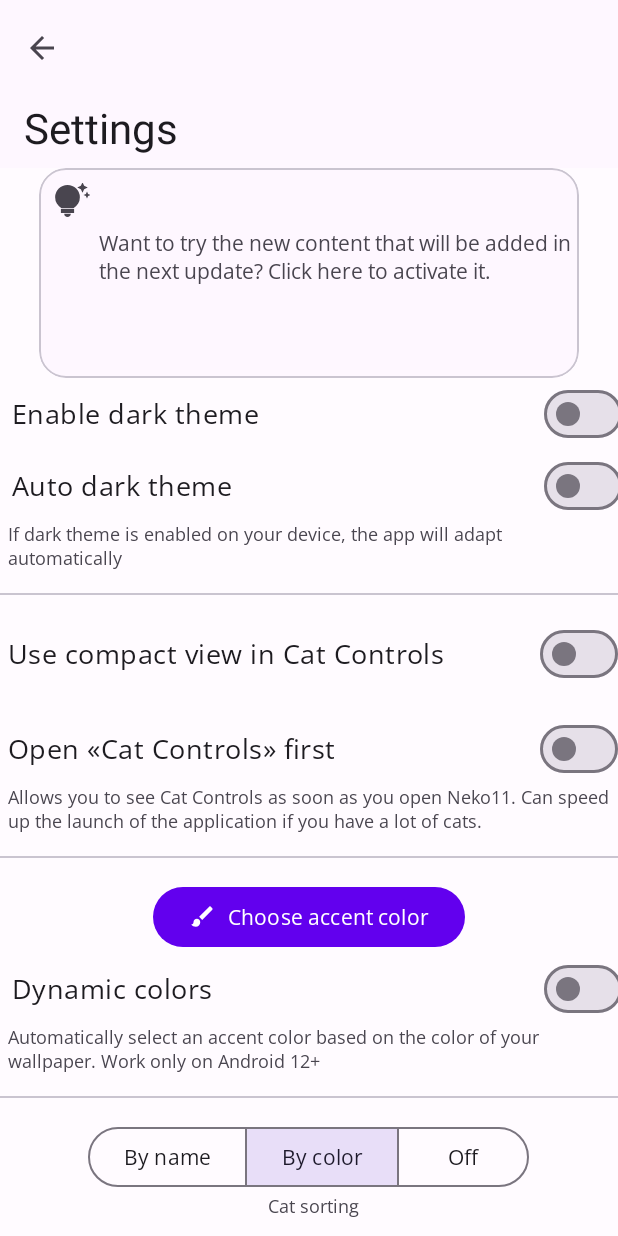
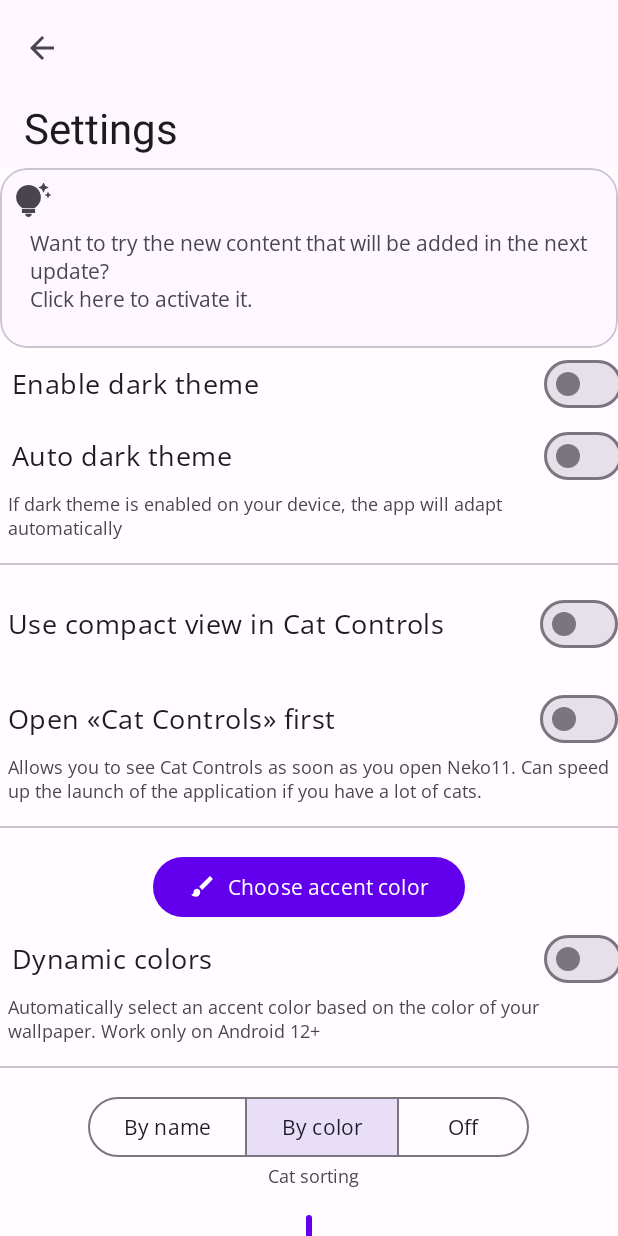
Before and after one commit to queuejw/Neko11, an Android app: the NekoSettingsActivity screen opened directly, with no data from a screen before it, on a phone screen of 412 x 824 dp. Run offline under Robolectric (Android 15) with nearby library versions, the light colour scheme and no system bars.

Commit message:
Update neko_settings_content.xml

```diff
--- a/app/src/main/res/layout/neko_settings_content.xml
+++ b/app/src/main/res/layout/neko_settings_content.xml
@@ -28,11 +28,11 @@
 
         android:id="@+id/card_toy"
 
-        android:layout_width="360dp"
+        android:layout_width="wrap_content"
 
 
 					android:layout_weight="1"
-			android:layout_height="140dp"
+			android:layout_height="120dp"
 
         android:layout_gravity="center"
 
@@ -69,11 +69,11 @@
 
                 android:layout_height="wrap_content"
 
-                android:layout_marginStart="40dp"
+                android:layout_marginStart="20dp"
 
                 android:layout_marginTop="40dp"
 
-                android:text="Want to try the new content that will be added in the next update? Click here to activate it."
+                android:text="Want to try the new content that will be added in the next update? \nClick here to activate it."
 
                 app:fontFamily="@font/opensans_regular" />
 
```
